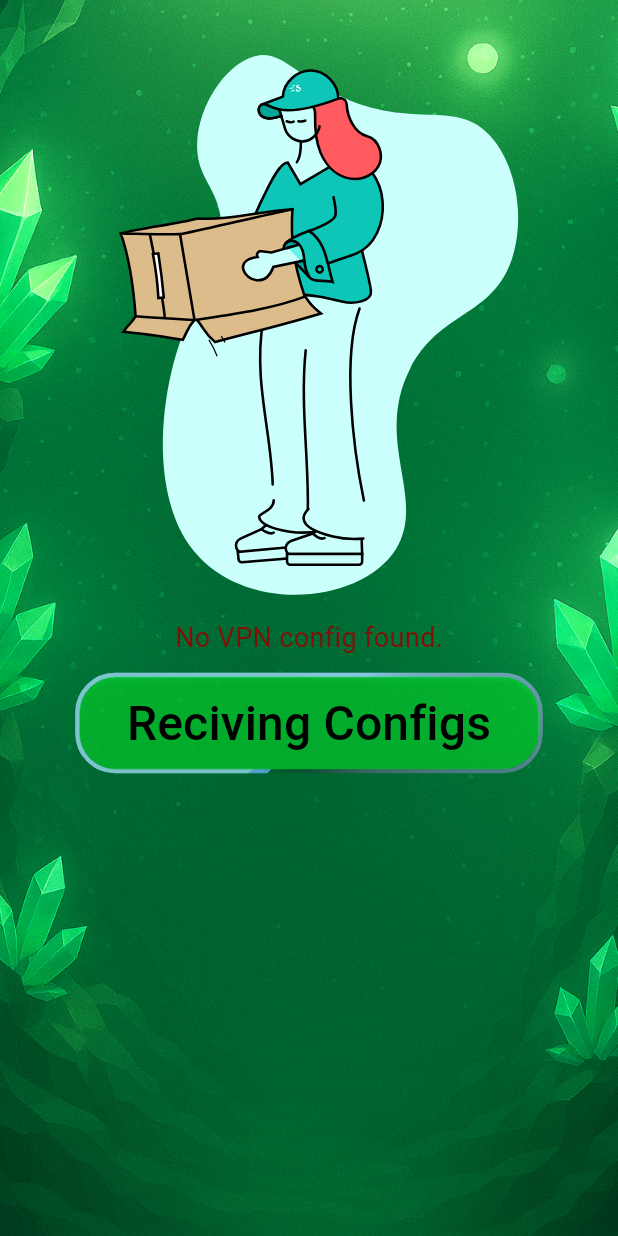
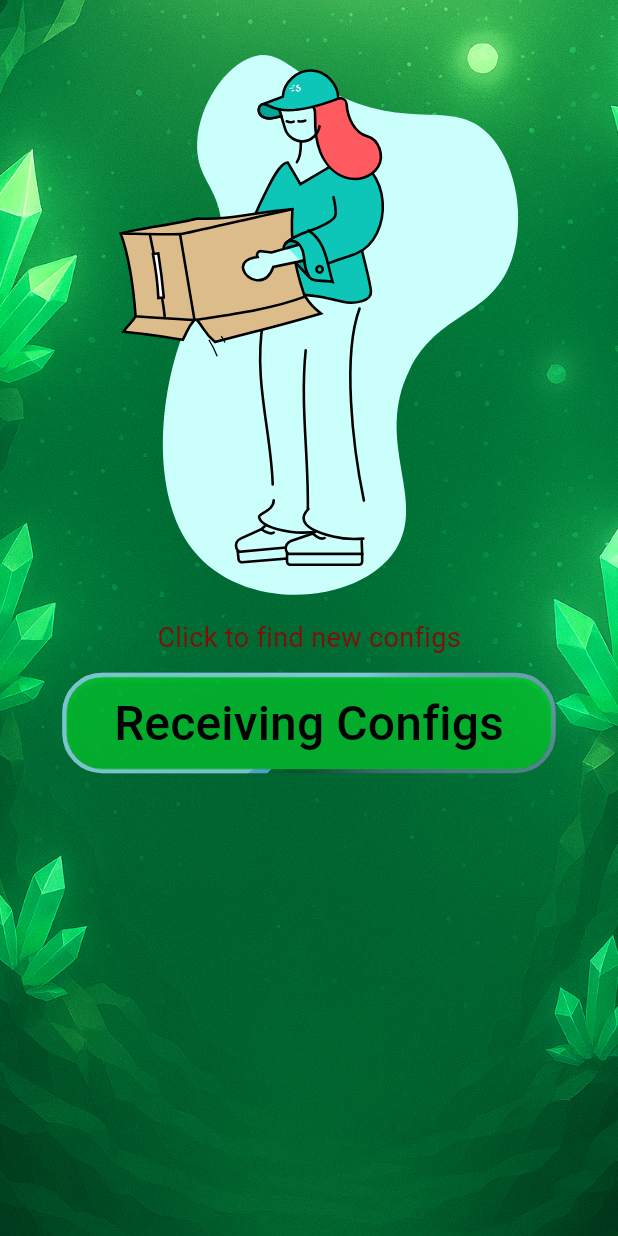
Before and after one commit to MatinXastan/crystal-Vpn, a Flutter app: the ListOfConfigsScreen screen opened directly, on a phone screen of 412 x 824 dp. Run offline on Flutter 3.47's test engine with Material 3 defaults, Android fonts, the light colour scheme and no system bars; drawn by our look-alikes of flutter_animate; our stand-ins replace bloc, dio, flutter_bloc, lottie; missing offline and left inert: flutter_v2ray_client; network calls fail.

Commit message:
fix the bug connect button

```diff
--- a/lib/screens/configVpnScreen/empty_config_screen.dart
+++ b/lib/screens/configVpnScreen/empty_config_screen.dart
@@ -1,13 +1,55 @@
+import 'dart:async';
 import 'package:flutter/material.dart';
 import 'package:flutter_animate/flutter_animate.dart';
+import 'package:flutter_bloc/flutter_bloc.dart'; // اضافه شده برای استفاده از Bloc
 import 'package:lottie/lottie.dart';
+import 'package:vpn/screens/configVpnScreen/bloc/config_list_bloc.dart';
 import 'package:vpn/screens/widgets/aurora_border.dart';
+
+// مسیرهای زیر را بر اساس ساختار پروژه خودتان اصلاح کنید
+// import 'package:vpn/blocs/config_list/config_list_bloc.dart';
 
 import '../../gen/assets.gen.dart';
 
-class EmptyConfigScreen extends StatelessWidget {
+class EmptyConfigScreen extends StatefulWidget {
   final Function() ontap;
   const EmptyConfigScreen({super.key, required this.ontap});
+
+  @override
+  State<EmptyConfigScreen> createState() => _EmptyConfigScreenState();
+}
+
+class _EmptyConfigScreenState extends State<EmptyConfigScreen> {
+  Timer? _autoClickTimer;
+
+  @override
+  void initState() {
+    super.initState();
+    // شروع تایمر ۵ ثانیه‌ای
+    _startTimer();
+  }
+
+  void _startTimer() {
+    _autoClickTimer = Timer(const Duration(seconds: 8), () {
+      if (mounted) {
+        // اگر بعد از ۵ ثانیه کلیک نشد، این ایونت اجرا می‌شود
+        context.read<ConfigListBloc>().add(StartRecivingConfigsEvent());
+      }
+    });
+  }
+
+  @override
+  void dispose() {
+    // لغو تایمر برای جلوگیری از نشت حافظه
+    _autoClickTimer?.cancel();
+    super.dispose();
+  }
+
+  void _handleManualTap() {
+    // اگر کاربر دستی کلیک کرد، تایمر خودکار لغو می‌شود
+    _autoClickTimer?.cancel();
+    widget.ontap();
+  }
 
   @override
   Widget build(BuildContext context) {
@@ -16,20 +58,13 @@ class EmptyConfigScreen extends StatelessWidget {
       children: [
         Lottie.asset(Assets.images.lottiefiles.empty),
         Text(
-              'No VPN config found.',
-              style: TextStyle(
+              'Click to find new configs',
+              style: const TextStyle(
                 fontSize: 18,
-                color: const Color.fromARGB(255, 130, 15, 7),
+                color: Color.fromARGB(255, 130, 15, 7),
               ),
             )
-            .animate(
-              // با این دستور، انیمیشن به صورت بی‌نهایت تکرار می‌شود
-              onPlay: (controller) => controller.repeat(reverse: true),
-            )
-            // در اینجا افکت fade را با مدت زمان ۵۰۰ میلی‌ثانیه تعریف می‌کنیم
-            // چون reverse فعال است، انیمیشن ابتدا در ۰.۵ ثانیه پدیدار (fade in)
-            // و سپس در ۰.۵ ثانیه محو (fade out) می‌شود.
-            // مجموعا یک چرخه کامل در ۱ ثانیه اتفاق می‌افتد.
+            .animate(onPlay: (controller) => controller.repeat(reverse: true))
             .fade(duration: 850.ms),
         const SizedBox(height: 12),
         AuroraBorder(
@@ -42,17 +77,17 @@ class EmptyConfigScreen extends StatelessWidget {
                 Color.fromARGB(136, 5, 255, 51),
               ),
             ),
-            onPressed: ontap,
+            onPressed: _handleManualTap,
             child: const Padding(
               padding: EdgeInsets.all(8.0),
               child: Text(
-                'Reciving Configs',
+                'Receiving Configs',
                 style: TextStyle(fontSize: 32, color: Colors.black),
               ),
             ),
           ),
         ),
-        Expanded(child: SizedBox()),
+        const Expanded(child: SizedBox()),
       ],
     );
   }
--- a/lib/screens/configVpnScreen/protocol_screen.dart
+++ b/lib/screens/configVpnScreen/protocol_screen.dart
@@ -82,7 +82,7 @@ class _ProtocolScreenState extends State<ProtocolScreen> {
   Future<void> getAllPings() async {
     if (_isPingingAll) return;
     v2rayService.setIsPingingAll(true);
-    v2rayService.setStatus(1);
+    //v2rayService.setStatus(1);
     setState(() {
       _isPingingAll = true;
       _pingedCount = 0;
@@ -152,7 +152,7 @@ class _ProtocolScreenState extends State<ProtocolScreen> {
       return 0;
     });
     v2rayService.setIsPingingAll(false);
-    v2rayService.setStatus(0);
+    //v2rayService.setStatus(0);
     if (mounted) {
       setState(() {
         _lastPingTime = DateTime.now();
@@ -164,7 +164,7 @@ class _ProtocolScreenState extends State<ProtocolScreen> {
   void stopPinging() {
     if (mounted) {
       v2rayService.setIsPingingAll(false);
-      v2rayService.setStatus(0);
+      //v2rayService.setStatus(0);
       v2rayService.setLastPingTime(DateTime.now());
       setState(() => _isPingingAll = false);
     }
```
Also changed, not shown: lib/screens/configVpnScreen/config_list_screen.dart (+10 -7 lines), lib/screens/widgets/btm_nav_item.dart (+18 -14 lines).
